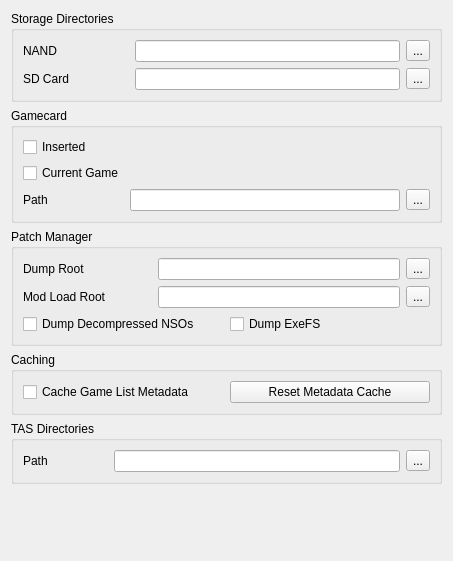
The window that src/yuzu/configuration/configure_filesystem.ui (german77/yuzu) describes before a commit, drawn with Qt 5.
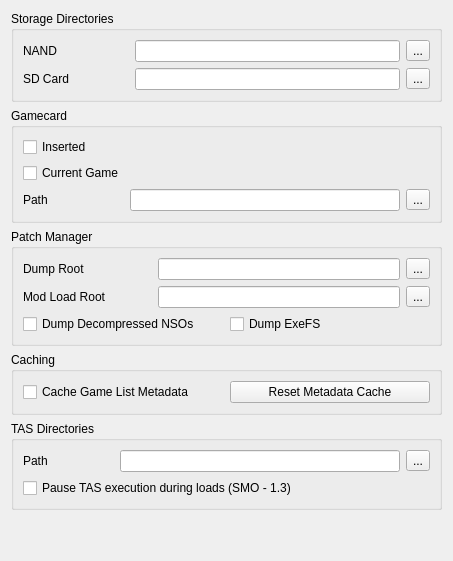
The same window after the commit.

Commit message: Add option to pause TAS during loads

The edit to the form file:
```diff
--- a/src/yuzu/configuration/configure_filesystem.ui
+++ b/src/yuzu/configuration/configure_filesystem.ui
@@ -258,6 +258,13 @@
                 </property>
               </spacer>
             </item>
+            <item row="1" column="0" colspan="4">
+              <widget class="QCheckBox" name="tas_pause_on_load">
+                <property name="text">
+                  <string>Pause TAS execution during loads (SMO - 1.3)</string>
+                </property>
+              </widget>
+            </item>
           </layout>
         </widget>
       </item>
```
The commit also changes 5 other files.
